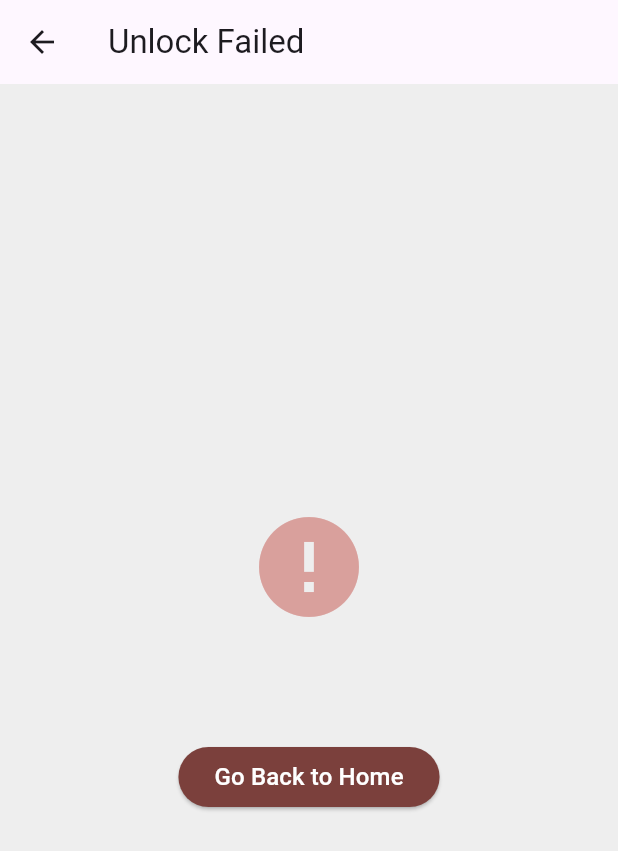
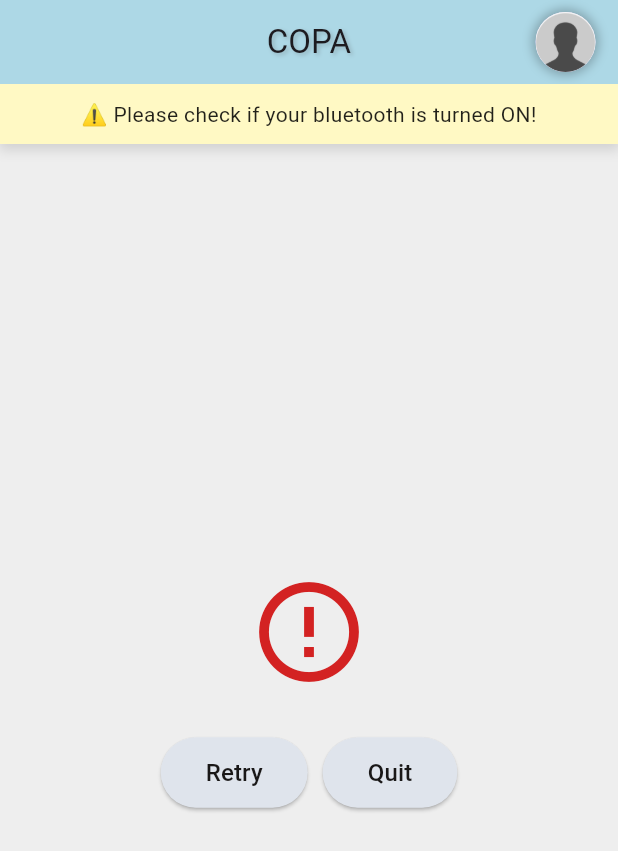
Before and after one commit to dhwani93/copa_flutter_v0, a Flutter app: the UnlockErrorScreen screen opened directly with empty values, on a phone screen of 412 x 824 dp. Shown: the top 851 px of the screen. Run offline on Flutter 3.47's test engine with Material 3 defaults, Android fonts, the phone set to English and light mode, and no system bars; our stand-ins replace flutter_blue_plus, google_maps_flutter, permission_handler, qr_flutter; missing offline and left inert: mobile_scanner; Roboto replaces fonts that are missing (Poppins).

Commit message:
coherent UX

```diff
--- a/lib/screens/unlock_error_screen.dart
+++ b/lib/screens/unlock_error_screen.dart
@@ -1,5 +1,7 @@
+import 'package:copa_v0/main.dart';
 import 'package:flutter/material.dart';
-import 'qr_scanner_screen.dart'; // Ensure this is your main home screen
+import 'qr_scanner_screen.dart';
+import '/widgets/app_bar_with_nav.dart';
 
 class UnlockErrorScreen extends StatelessWidget {
   final String errorMessage;
@@ -8,54 +10,100 @@ class UnlockErrorScreen extends StatelessWidget {
   @override
   Widget build(BuildContext context) {
     return Scaffold(
-      appBar: AppBar(
-        title: const Text("Unlock Failed"),
-        leading: IconButton(
-          icon: const Icon(Icons.arrow_back),
-          onPressed: () {
-            Navigator.pushAndRemoveUntil(
-              context,
-              MaterialPageRoute(builder: (context) => const QRScannerScreen()),
-              (route) => false,
-            );
-          },
+      appBar: buildAppBar(context),
+      backgroundColor: Colors.grey[200],
+      body: Column(
+        crossAxisAlignment: CrossAxisAlignment.stretch,
+        children: [
+          Container(
+            padding: const EdgeInsets.all(10),
+            decoration: BoxDecoration(
+              color: Colors.yellow[100],
+              boxShadow: [
+                BoxShadow(
+                  color: Colors.black12,
+                  blurRadius: 6,
+                  spreadRadius: 1,
+                  offset: Offset(0, 3),
+                ),
+              ],
+            ),
+            child: const Text(
+              "⚠️ Please check if your bluetooth is turned ON!",
+              style: TextStyle(
+                  fontSize: 14,
+                  fontWeight: FontWeight.normal,
+                  color: Colors.black87),
+              textAlign: TextAlign.center,
             ),
           ),
-      body: Center(
+          Expanded(
+            child: Center(
               child: Padding(
                 padding: const EdgeInsets.all(20),
                 child: Column(
                   mainAxisAlignment: MainAxisAlignment.center,
                   children: [
-              const Icon(Icons.error,
-                  color: Color.fromARGB(255, 217, 160, 156), size: 80),
-              const SizedBox(height: 20),
-              Text(
-                errorMessage,
-                style: const TextStyle(fontSize: 18, color: Colors.black),
-                textAlign: TextAlign.center,
+                    const Icon(Icons.error_outline,
+                        color: Color.fromARGB(255, 211, 34, 34), size: 80),
+                    const SizedBox(height: 30),
+                    Row(
+                      mainAxisAlignment: MainAxisAlignment.center,
+                      children: [
+                        ElevatedButton(
+                          onPressed: () {
+                            Navigator.pushReplacement(
+                              context,
+                              MaterialPageRoute(
+                                builder: (context) => const QRScannerScreen(),
                               ),
-              const SizedBox(height: 30),
+                            );
+                          },
+                          style: ElevatedButton.styleFrom(
+                            backgroundColor:
+                                const Color.fromARGB(255, 223, 228, 236),
+                            padding: const EdgeInsets.symmetric(
+                                horizontal: 30, vertical: 12),
+                          ),
+                          child: const Text(
+                            "Retry",
+                            style: TextStyle(
+                                fontSize: 16,
+                                color: Color.fromARGB(255, 25, 23, 23)),
+                          ),
+                        ),
+                        const SizedBox(width: 10),
                         ElevatedButton(
                           onPressed: () {
                             Navigator.pushAndRemoveUntil(
                               context,
                               MaterialPageRoute(
-                        builder: (context) => const QRScannerScreen()),
+                                  builder: (context) => const LandingPage()),
                               (route) => false,
                             );
                           },
                           style: ElevatedButton.styleFrom(
-                    backgroundColor: const Color.fromARGB(255, 123, 64, 60)),
+                            backgroundColor:
+                                const Color.fromARGB(255, 223, 228, 236),
+                            padding: const EdgeInsets.symmetric(
+                                horizontal: 30, vertical: 12),
+                          ),
                           child: const Text(
-                  "Go Back to Home",
-                  style: TextStyle(fontSize: 16, color: Colors.white),
+                            "Quit",
+                            style: TextStyle(
+                                fontSize: 16,
+                                color: Color.fromARGB(255, 25, 23, 23)),
                           ),
+                        ),
+                      ],
                     ),
                   ],
                 ),
               ),
             ),
+          ),
+        ],
+      ),
     );
   }
 }
--- a/lib/widgets/app_bar_with_nav.dart
+++ b/lib/widgets/app_bar_with_nav.dart
@@ -2,13 +2,14 @@ import 'package:flutter/material.dart';
 
 PreferredSizeWidget buildAppBar(BuildContext context) {
   return AppBar(
+    centerTitle: true,
     title: const Text(
-      "Copa",
+      "COPA",
       style: TextStyle(
         shadows: [
           Shadow(
             blurRadius: 3.0,
-            color: Colors.black26,
+            color: Color.fromARGB(66, 67, 62, 62),
             offset: Offset(1.5, 1.5),
           ),
         ],
```
Lines whose indentation alone changed are shown as unchanged.
